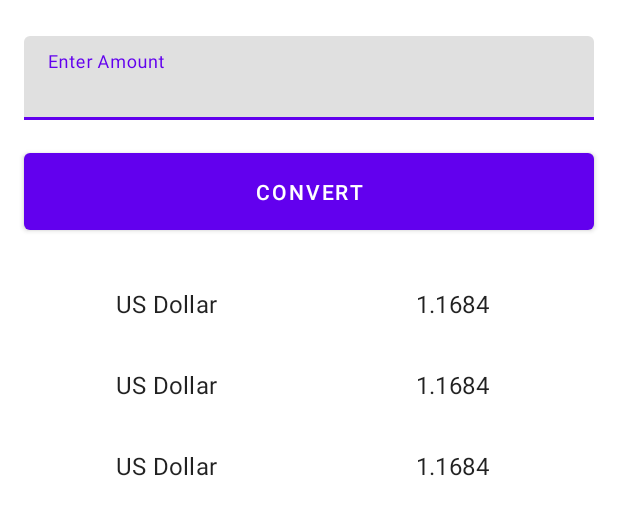
After one commit to davidwekesar/CurrencyConverter, an Android app: the layout fragment_selected_currency.xml on its own in the app's theme, with its tools: preview values and no code run, on a phone screen of 412 x 824 dp. The commit adds this screen. Shown: the top 515 px of the screen. Run offline under Robolectric (Android 15) with nearby library versions, the phone set to English and light mode, and no system bars.

Commit message:
Add Selected Currency Fragment

```diff
--- /dev/null
+++ b/app/src/main/java/com/android/currencyconverter/selectedcurrency/SelectedCurrencyFragment.kt
@@ -0,0 +1,28 @@
+package com.android.currencyconverter.selectedcurrency
+
+import android.os.Bundle
+import android.view.LayoutInflater
+import android.view.View
+import android.view.ViewGroup
+import androidx.fragment.app.Fragment
+import com.android.currencyconverter.databinding.FragmentSelectedCurrencyBinding
+
+class SelectedCurrencyFragment: Fragment() {
+
+    private var _binding: FragmentSelectedCurrencyBinding? = null
+    private val binding get() = _binding!!
+
+    override fun onCreateView(
+        inflater: LayoutInflater,
+        container: ViewGroup?,
+        savedInstanceState: Bundle?
+    ): View {
+        _binding = FragmentSelectedCurrencyBinding.inflate(inflater, container, false)
+        return binding.root
+    }
+
+    override fun onDestroyView() {
+        super.onDestroyView()
+        _binding = null
+    }
+}
--- /dev/null
+++ b/app/src/main/res/layout/fragment_selected_currency.xml
@@ -0,0 +1,50 @@
+<?xml version="1.0" encoding="utf-8"?>
+<androidx.constraintlayout.widget.ConstraintLayout xmlns:android="http://schemas.android.com/apk/res/android"
+    xmlns:app="http://schemas.android.com/apk/res-auto"
+    xmlns:tools="http://schemas.android.com/tools"
+    android:layout_width="match_parent"
+    android:layout_height="match_parent">
+
+    <com.google.android.material.textfield.TextInputLayout
+        android:id="@+id/numberInputLayout"
+        android:layout_width="0dp"
+        android:layout_height="wrap_content"
+        android:layout_marginStart="@dimen/default_medium"
+        android:layout_marginTop="@dimen/default_large"
+        android:layout_marginEnd="@dimen/default_medium"
+        app:layout_constraintEnd_toEndOf="parent"
+        app:layout_constraintStart_toStartOf="parent"
+        app:layout_constraintTop_toTopOf="parent">
+
+        <com.google.android.material.textfield.TextInputEditText
+            android:id="@+id/numberEditText"
+            android:layout_width="match_parent"
+            android:layout_height="wrap_content"
+            android:hint="@string/hint_enter_amount"
+            android:imeOptions="actionDone"
+            android:inputType="number" />
+    </com.google.android.material.textfield.TextInputLayout>
+
+    <com.google.android.material.button.MaterialButton
+        android:id="@+id/convertButton"
+        android:layout_width="0dp"
+        android:layout_height="wrap_content"
+        android:layout_marginTop="@dimen/default_medium"
+        android:padding="@dimen/default_medium"
+        android:text="@string/convert"
+        app:layout_constraintEnd_toEndOf="@+id/numberInputLayout"
+        app:layout_constraintStart_toStartOf="@+id/numberInputLayout"
+        app:layout_constraintTop_toBottomOf="@+id/numberInputLayout" />
+
+    <androidx.recyclerview.widget.RecyclerView
+        android:id="@+id/exchangeRatesRecyclerView"
+        android:layout_width="0dp"
+        android:layout_height="0dp"
+        android:layout_marginTop="@dimen/default_medium"
+        app:layoutManager="androidx.recyclerview.widget.LinearLayoutManager"
+        app:layout_constraintBottom_toBottomOf="parent"
+        app:layout_constraintEnd_toEndOf="parent"
+        app:layout_constraintStart_toStartOf="parent"
+        app:layout_constraintTop_toBottomOf="@+id/convertButton"
+        tools:listitem="@layout/list_item_exchange_rate" />
+</androidx.constraintlayout.widget.ConstraintLayout>
--- /dev/null
+++ b/app/src/main/res/layout/list_item_exchange_rate.xml
@@ -0,0 +1,38 @@
+<?xml version="1.0" encoding="utf-8"?>
+<androidx.constraintlayout.widget.ConstraintLayout xmlns:android="http://schemas.android.com/apk/res/android"
+    xmlns:app="http://schemas.android.com/apk/res-auto"
+    xmlns:tools="http://schemas.android.com/tools"
+    android:layout_width="match_parent"
+    android:layout_height="wrap_content"
+    android:padding="@dimen/default_medium">
+
+    <TextView
+        android:id="@+id/textCurrencyName"
+        android:layout_width="wrap_content"
+        android:layout_height="wrap_content"
+        android:textAlignment="center"
+        android:textAppearance="@style/TextAppearance.MaterialComponents.Subtitle1"
+        app:layout_constraintEnd_toStartOf="@+id/guideline2"
+        app:layout_constraintStart_toStartOf="parent"
+        app:layout_constraintTop_toTopOf="parent"
+        tools:text="US Dollar" />
+
+    <TextView
+        android:id="@+id/textAmount"
+        android:layout_width="wrap_content"
+        android:layout_height="wrap_content"
+        android:textAlignment="center"
+        android:textAppearance="@style/TextAppearance.MaterialComponents.Subtitle1"
+        app:layout_constraintEnd_toEndOf="parent"
+        app:layout_constraintStart_toStartOf="@+id/guideline2"
+        app:layout_constraintTop_toTopOf="parent"
+        tools:text="1.1684" />
+
+    <androidx.constraintlayout.widget.Guideline
+        android:id="@+id/guideline2"
+        android:layout_width="wrap_content"
+        android:layout_height="wrap_content"
+        android:orientation="vertical"
+        app:layout_constraintGuide_percent="0.5" />
+
+</androidx.constraintlayout.widget.ConstraintLayout>
--- a/app/src/main/res/navigation/nav_graph.xml
+++ b/app/src/main/res/navigation/nav_graph.xml
@@ -10,4 +10,10 @@
         android:name="com.android.currencyconverter.currencies.CurrenciesFragment"
         android:label="@string/currencies"
         tools:layout="@layout/fragment_currencies"/>
+
+    <fragment
+        android:id="@+id/selectedCurrencyFragment"
+        android:name="com.android.currencyconverter.selectedcurrency.SelectedCurrencyFragment"
+        android:label="SelectedCurrencyFragment"
+        tools:layout="@layout/fragment_selected_currency"/>
 </navigation>
--- a/app/src/main/res/values/dimens.xml
+++ b/app/src/main/res/values/dimens.xml
@@ -2,4 +2,5 @@
 <resources>
     <dimen name="default_small">8dp</dimen>
     <dimen name="default_medium">16dp</dimen>
+    <dimen name="default_large">24dp</dimen>
 </resources>
--- a/app/src/main/res/values/strings.xml
+++ b/app/src/main/res/values/strings.xml
@@ -1,4 +1,6 @@
 <resources>
     <string name="app_name">Currency Converter</string>
     <string name="currencies">Currencies</string>
+    <string name="hint_enter_amount">Enter Amount</string>
+    <string name="convert">Convert</string>
 </resources>
```
